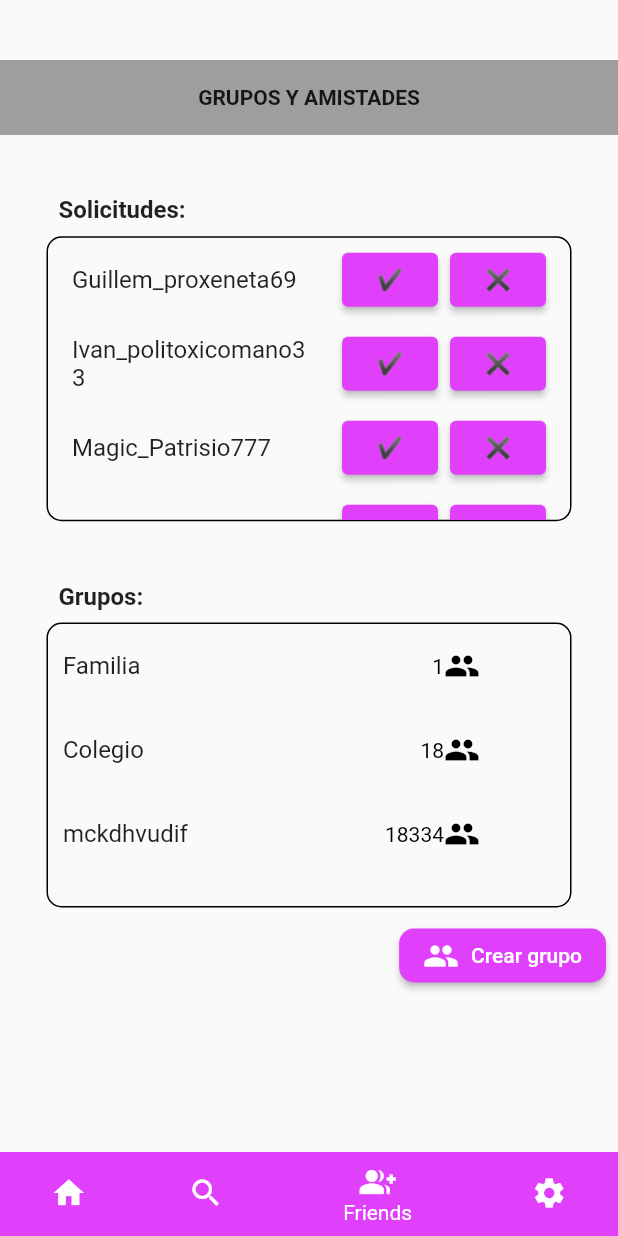
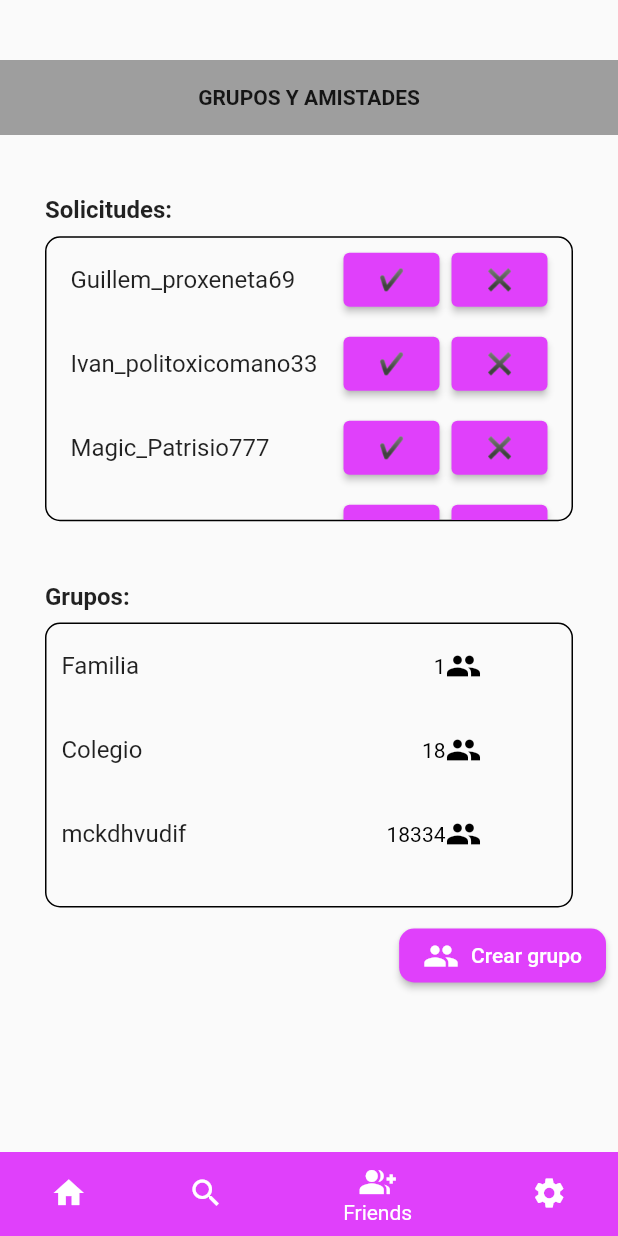
Before and after one commit to NickC25C/nest_frontend, a Flutter app: the screen it shows after launch, item 3 of the bottom bar chosen, on a phone screen of 412 x 824 dp. Run offline on Flutter 3.47's test engine with Material 2 defaults, Android fonts, the phone set to English and light mode, and no system bars; our stand-ins replace slide_to_act.

Commit message:
arreglillo amistades y grupos e interfaz no gira ya mas, nunca más, no gira, está tiesa, siempre recta, no apaisada ni boca abajo

```diff
--- a/lib/screens/amis_grup.dart
+++ b/lib/screens/amis_grup.dart
@@ -33,12 +33,13 @@ class Solicitudes extends StatelessWidget {
 
   @override
   Widget build(BuildContext context) {
+
     return Column(
       crossAxisAlignment: CrossAxisAlignment.start,
       children: [
         SizedBox(height: 40.5),
         Padding(
-          padding: const EdgeInsets.only(left: 8.0),
+          padding: const EdgeInsets.symmetric(horizontal: 30.0),
           child: Text(
             'Solicitudes:',
             style: TextStyle(
@@ -48,9 +49,11 @@ class Solicitudes extends StatelessWidget {
           ),
         ),
         SizedBox(height: 8.0),
-        Container(
+        Padding(
+          padding: const EdgeInsets.symmetric(horizontal: 30.0),
+          child: Container(
           height: 190.0,
-          width: 350.0,
+          width: double.infinity,
           decoration: BoxDecoration(
             border: Border.all(color: Colors.black),
             borderRadius: BorderRadius.circular(10.0),
@@ -171,6 +174,7 @@ class Solicitudes extends StatelessWidget {
             ),
           ),
         ),
+        ),
       ],
     );
   }
@@ -189,7 +193,7 @@ class Grupos extends StatelessWidget {
       children: [
         SizedBox(height: 40.5),
         Padding(
-          padding: const EdgeInsets.only(left: 8.0),
+          padding: const EdgeInsets.symmetric(horizontal: 30.0),
           child: Text(
             'Grupos:',
             style: TextStyle(
@@ -199,9 +203,11 @@ class Grupos extends StatelessWidget {
           ),
         ),
         SizedBox(height: 8.0),
-        Container(
+        Padding(
+          padding: const EdgeInsets.symmetric(horizontal: 30.0),
+          child: Container(
           height: 190.0,
-          width: 350.0,
+          width: double.infinity,
           decoration: BoxDecoration(
             border: Border.all(color: Colors.black),
             borderRadius: BorderRadius.circular(10.0),
@@ -295,6 +301,7 @@ class Grupos extends StatelessWidget {
             ),
           ),
         ),
+          ),
       ],
     );
   }
```
Also changed, not shown: lib/main.dart (+9 -1 lines), 1 other file.
